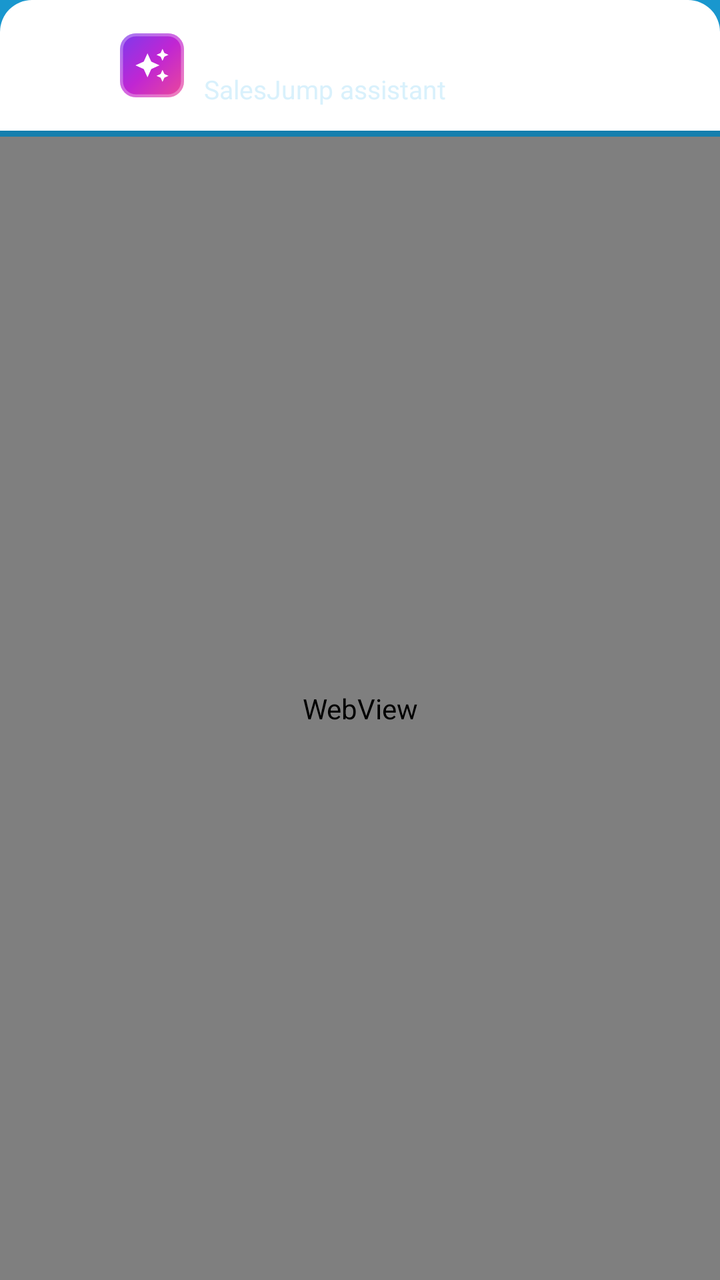
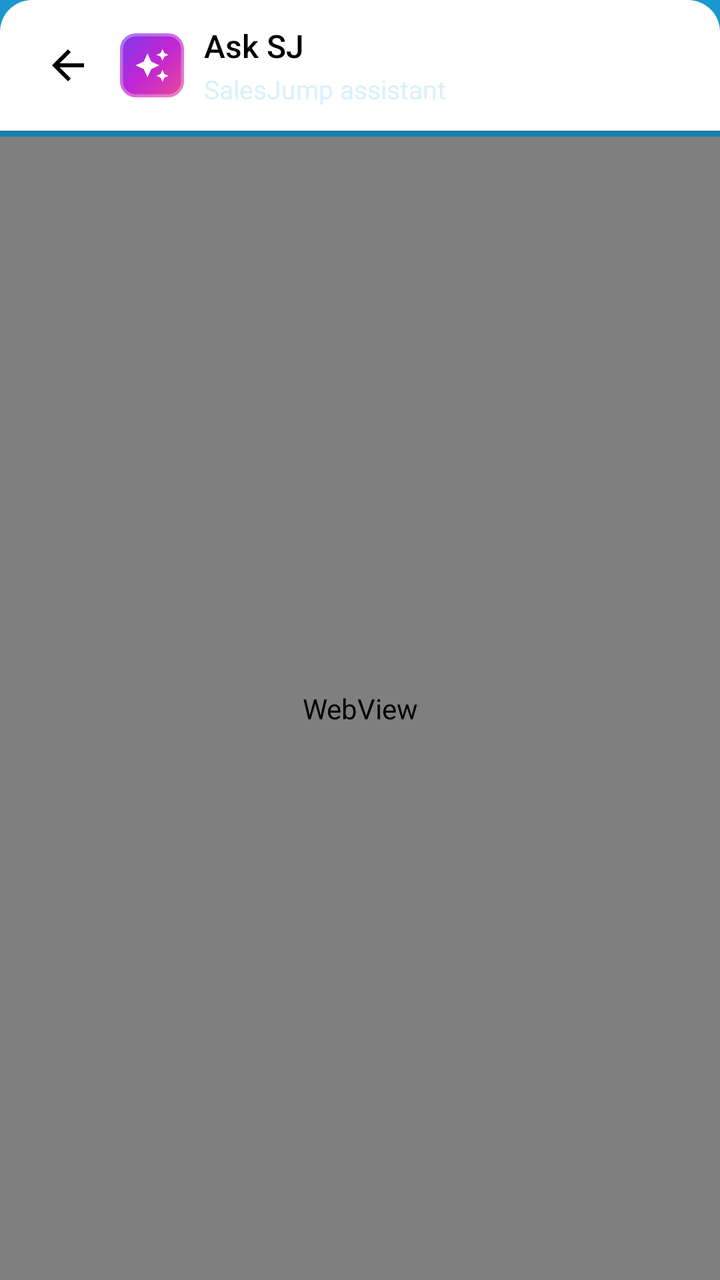

The first picture is an Android layout as it rendered before a commit; the second is the same layout after the commit. The layout source and the unified diff follow.
<!-- AndroidManifest.xml: fallback theme Theme.MaterialComponents.DayNight.NoActionBar -->
<!-- res/layout/fieldcopilot_dialog.xml -->
<?xml version="1.0" encoding="utf-8"?>
<LinearLayout xmlns:android="http://schemas.android.com/apk/res/android"
    android:layout_width="match_parent"
    android:layout_height="match_parent"
    android:background="@color/fieldcopilot_accent"
    android:orientation="vertical">

    <LinearLayout
        android:layout_width="match_parent"
        android:layout_height="wrap_content"
        android:background="@drawable/fieldcopilot_bg_header"
        android:gravity="center_vertical"
        android:orientation="horizontal"
        android:paddingStart="16dp"
        android:paddingTop="12dp"
        android:paddingEnd="8dp"
        android:paddingBottom="12dp">

        <ImageView
            android:id="@+id/iv_back"
            android:layout_width="36dp"
            android:layout_height="36dp"
            android:background="?attr/selectableItemBackgroundBorderless"
            android:contentDescription="@string/fieldcopilot_back"
            android:padding="6dp"
            android:src="@drawable/fieldcopilot_ic_back"
            android:tint="@android:color/white" />

        <ImageView
            android:layout_width="32dp"
            android:layout_height="32dp"
            android:layout_marginStart="8dp"
            android:contentDescription="@null"
            android:src="@drawable/fieldcopilot_sj_ai_icon" />

        <LinearLayout
            android:layout_width="0dp"
            android:layout_height="wrap_content"
            android:layout_marginStart="10dp"
            android:layout_weight="1"
            android:orientation="vertical">

            <TextView
                android:layout_width="wrap_content"
                android:layout_height="wrap_content"
                android:fontFamily="sans-serif-medium"
                android:text="@string/fieldcopilot_title"
                android:textColor="@android:color/white"
                android:textSize="16sp" />

            <TextView
                android:layout_width="wrap_content"
                android:layout_height="wrap_content"
                android:layout_marginTop="2dp"
                android:text="@string/fieldcopilot_subtitle"
                android:textColor="@color/fieldcopilot_header_subtitle"
                android:textSize="13sp" />
        </LinearLayout>

    </LinearLayout>

    <ProgressBar
        android:id="@+id/progress_bar"
        style="@style/Widget.AppCompat.ProgressBar.Horizontal"
        android:layout_width="match_parent"
        android:layout_height="3dp"
        android:indeterminate="false"
        android:max="100"
        android:progressTint="@color/fieldcopilot_accent" />

    <WebView
        android:id="@+id/web_view"
        android:layout_width="match_parent"
        android:layout_height="0dp"
        android:layout_weight="1"
        android:background="@color/fieldcopilot_surface" />
</LinearLayout>
<!-- resources referenced by this layout -->
<resources>
  <color name="fieldcopilot_accent">#1997CE</color>
  <color name="fieldcopilot_header_subtitle">#D9F1FC</color>
  <color name="fieldcopilot_surface">#FFFFFF</color>
  <!-- drawable fieldcopilot_bg_header (drawable) -->
  <?xml version="1.0" encoding="utf-8"?>
  <shape xmlns:android="http://schemas.android.com/apk/res/android"
      android:shape="rectangle">
      <solid android:color="#FFFF" />
      <corners
          android:topLeftRadius="16dp"
          android:topRightRadius="16dp" />
  </shape>
  <!-- drawable fieldcopilot_ic_back (drawable) -->
  <vector xmlns:android="http://schemas.android.com/apk/res/android"
      android:width="24dp"
      android:height="24dp"
      android:viewportWidth="24"
      android:viewportHeight="24">
      <path
          android:fillColor="#FFFFFFFF"
          android:pathData="M20,11H7.83l5.59,-5.59L12,4l-8,8 8,8 1.41,-1.41L7.83,13H20z" />
  </vector>
  <!-- drawable fieldcopilot_sj_ai_icon (drawable) -->
  <?xml version="1.0" encoding="utf-8"?>
  <vector xmlns:android="http://schemas.android.com/apk/res/android"
      xmlns:aapt="http://schemas.android.com/aapt"
      android:width="32dp"
      android:height="32dp"
      android:viewportWidth="32"
      android:viewportHeight="32">
  
      
      <path android:pathData="M8,0H24A8,8 0 0 1 32,8V24A8,8 0 0 1 24,32H8A8,8 0 0 1 0,24V8A8,8 0 0 1 8,0Z">
          <aapt:attr name="android:fillColor">
              <gradient
                  android:type="linear"
                  android:startX="0"
                  android:startY="0"
                  android:endX="32"
                  android:endY="32">
                  <item android:color="#7C3AED" android:offset="0.0" />
                  <item android:color="#C026D3" android:offset="0.5" />
                  <item android:color="#EC4899" android:offset="1.0" />
              </gradient>
          </aapt:attr>
      </path>
  
      
      <path
          android:pathData="M8,0.75H24A7.25,7.25 0 0 1 31.25,8V24A7.25,7.25 0 0 1 24,31.25H8A7.25,7.25 0 0 1 0.75,24V8A7.25,7.25 0 0 1 8,0.75Z"
          android:strokeColor="#4DFFFFFF"
          android:strokeWidth="1.5" />
  
      
      <path
          android:fillColor="#FFFFFF"
          android:pathData="M21.25,13.75L22.1875,11.6875L24.25,10.75L22.1875,9.8125L21.25,7.75L20.3125,9.8125L18.25,10.75L20.3125,11.6875Z" />
  
      
      <path
          android:fillColor="#FFFFFF"
          android:pathData="M15.625,14.125L13.75,10L11.875,14.125L7.75,16L11.875,17.875L13.75,22L15.625,17.875L19.75,16Z" />
  
      
      <path
          android:fillColor="#FFFFFF"
          android:pathData="M21.25,18.25L20.3125,20.3125L18.25,21.25L20.3125,22.1875L21.25,24.25L22.1875,22.1875L24.25,21.25L22.1875,20.3125Z" />
  
  </vector>
  <string name="fieldcopilot_back">Back</string>
  <string name="fieldcopilot_subtitle">SalesJump assistant</string>
  <string name="fieldcopilot_title">Ask SJ</string>
</resources>

<!-- the commit's change to res/layout/fieldcopilot_dialog.xml (unified diff, before → after) -->
@@ -24,7 +24,7 @@
             android:contentDescription="@string/fieldcopilot_back"
             android:padding="6dp"
             android:src="@drawable/fieldcopilot_ic_back"
-            android:tint="@android:color/white" />
+            android:tint="@android:color/black" />
 
         <ImageView
             android:layout_width="32dp"
@@ -45,7 +45,7 @@
                 android:layout_height="wrap_content"
                 android:fontFamily="sans-serif-medium"
                 android:text="@string/fieldcopilot_title"
-                android:textColor="@android:color/white"
+                android:textColor="@android:color/black"
                 android:textSize="16sp" />
 
             <TextView
@@ -54,6 +54,7 @@
                 android:layout_marginTop="2dp"
                 android:text="@string/fieldcopilot_subtitle"
                 android:textColor="@color/fieldcopilot_header_subtitle"
+                android:tint="@android:color/black"
                 android:textSize="13sp" />
         </LinearLayout>
 
